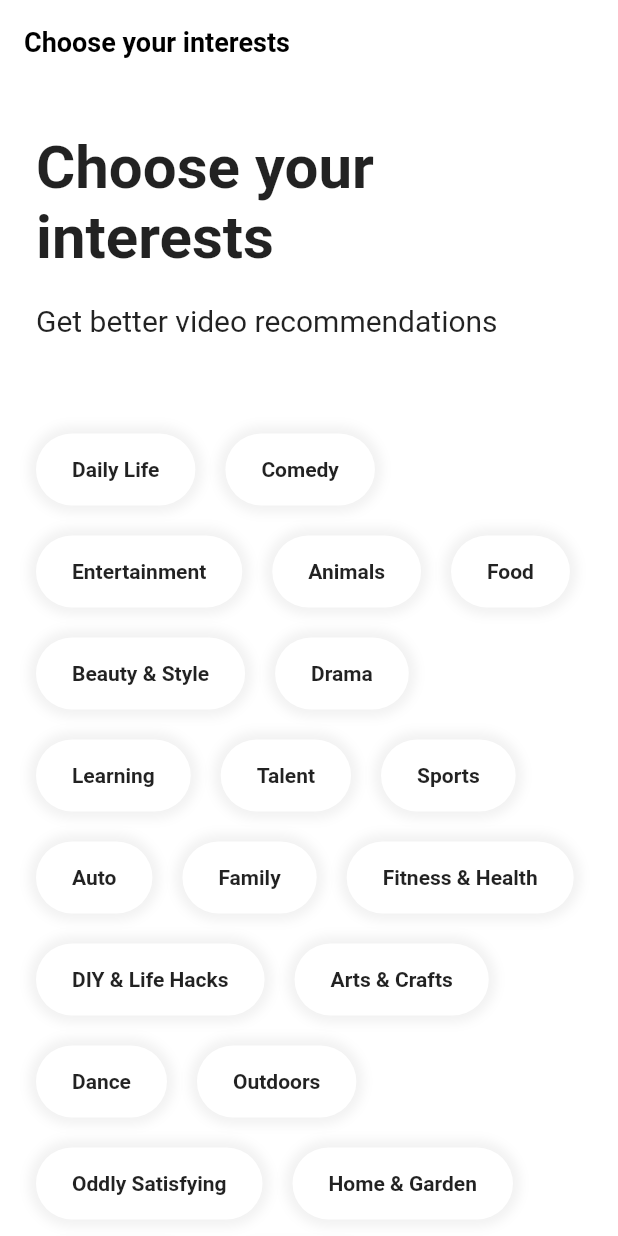
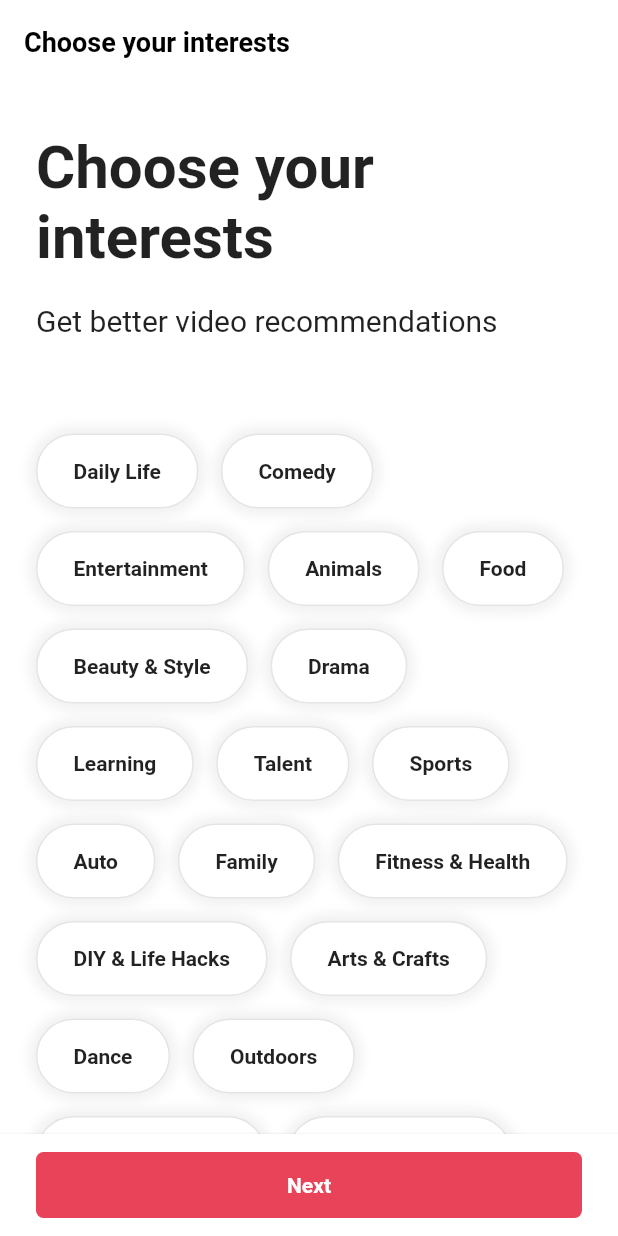
Before and after one commit to Rowdife/tiktok_clone, a Flutter app: the screen it shows after launch, on a phone screen of 412 x 824 dp. Run offline on Flutter 3.47's test engine with Material 2 defaults, Android fonts, the phone set to English and light mode, and no system bars; our stand-ins replace font_awesome_flutter.

Commit message:
navigationBar

```diff
--- a/lib/features/onboarding/interest_screen.dart
+++ b/lib/features/onboarding/interest_screen.dart
@@ -1,6 +1,7 @@
 import 'package:flutter/material.dart';
 import 'package:tiktok_clone/constants/gaps.dart';
 import 'package:tiktok_clone/constants/sizes.dart';
+import 'package:tiktok_clone/features/authentication/widgets/form_button.dart';
 
 const interests = [
   "Daily Life",
@@ -54,8 +55,10 @@ class InterestsScreen extends StatelessWidget {
       ),
       body: SingleChildScrollView(
         child: Padding(
-          padding: const EdgeInsets.symmetric(
-            horizontal: Sizes.size24,
+          padding: const EdgeInsets.only(
+            left: Sizes.size24,
+            right: Sizes.size24,
+            bottom: Sizes.size16,
           ),
           child: Column(
             crossAxisAlignment: CrossAxisAlignment.start,
@@ -77,8 +80,8 @@ class InterestsScreen extends StatelessWidget {
               ),
               Gaps.v64,
               Wrap(
-                runSpacing: 20,
-                spacing: 20,
+                runSpacing: 15,
+                spacing: 15,
                 children: [
                   for (var interest in interests)
                     Container(
@@ -88,6 +91,9 @@ class InterestsScreen extends StatelessWidget {
                       ),
                       decoration: BoxDecoration(
                         color: Colors.white,
+                        border: Border.all(
+                          color: Colors.black.withOpacity(0.1),
+                        ),
                         borderRadius: BorderRadius.circular(
                           Sizes.size32,
                         ),
@@ -110,6 +116,20 @@ class InterestsScreen extends StatelessWidget {
           ),
         ),
       ),
+      bottomNavigationBar: const BottomAppBar(
+        elevation: 2,
+        child: Padding(
+          padding: EdgeInsets.only(
+            bottom: Sizes.size12,
+            top: Sizes.size12,
+            left: Sizes.size24,
+            right: Sizes.size24,
+          ),
+          child: FormButton(
+            disabled: false,
+          ),
+        ),
+      ),
     );
   }
 }
```
